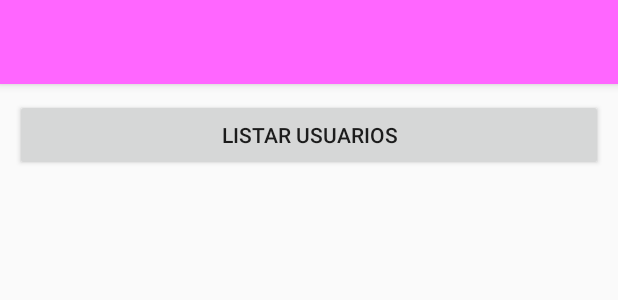
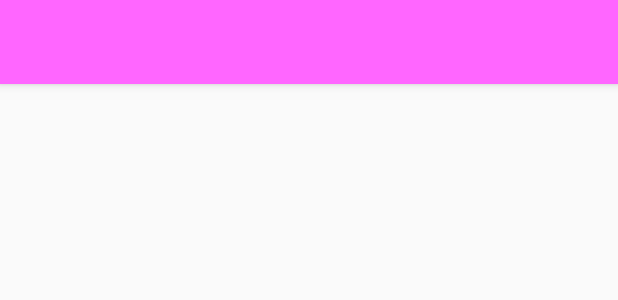
Before and after one commit to AlejaSalasCabrera/TallerCuatroAlejandraSalas, an Android app: the layout activity_users.xml on its own in the app's theme, with its tools: preview values and no code run, on a phone screen of 412 x 824 dp. Shown: the top 300 px of the screen. Run offline under Robolectric (Android 15) with nearby library versions, the phone set to English and light mode, and no system bars; network calls fail.

```diff
--- a/app/src/main/res/layout/activity_users.xml
+++ b/app/src/main/res/layout/activity_users.xml
@@ -28,21 +28,8 @@
             android:minHeight="10dp"
             android:visibility="gone"/>
 
-        <Button
-            android:id="@+id/id_btn_listusers"
-            android:layout_width="match_parent"
-            android:layout_height="wrap_content"
-            android:text="Listar Usuarios"
-            android:layout_below="@id/id_pb_item"
-            android:layout_marginBottom="10dp"
-            android:layout_marginLeft="10dp"
-            android:layout_marginRight="10dp"
-            android:layout_marginTop="10dp"
-            android:onClick="loadData" />
-
         <android.support.v7.widget.RecyclerView
             android:id="@+id/id_rv_item"
-            android:layout_below="@id/id_btn_listusers"
             android:layout_width="match_parent"
             android:layout_height="wrap_content"
             android:layout_marginBottom="10dp"
--- a/app/src/main/res/menu/menu_uno.xml
+++ b/app/src/main/res/menu/menu_uno.xml
@@ -3,7 +3,7 @@
 
 
     <item
-        android:id="@+id/load"
+        android:id="@+id/load1"
         android:title="@string/str_1"/>
 
 </menu>
```
Also changed, not shown: app/src/main/java/com/i012114/tallercuatroalejandrasalas/CommentsActivity.java (+17 -8 lines), app/src/main/java/com/i012114/tallercuatroalejandrasalas/PostsActivity.java (+34 -16 lines), app/src/main/java/com/i012114/tallercuatroalejandrasalas/UsersActivity.java (+13 -8 lines).
